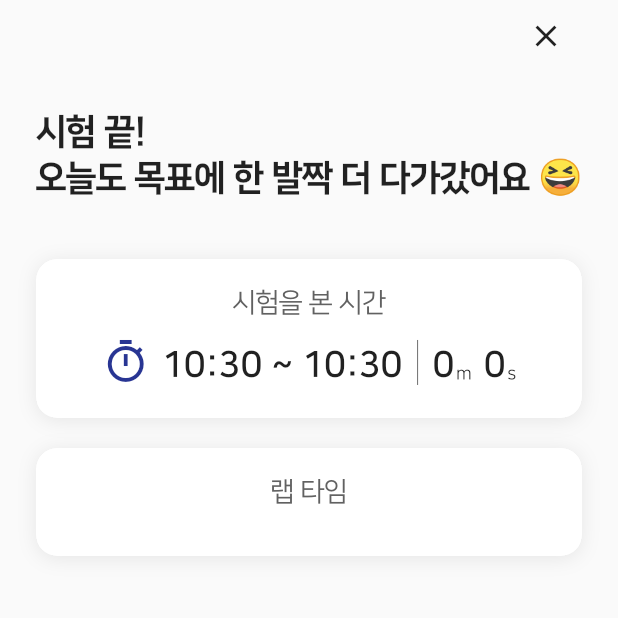
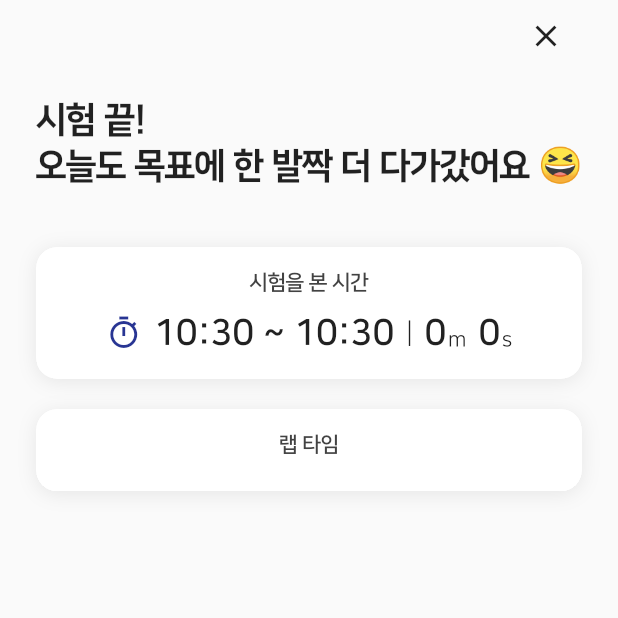
Before and after one commit to silgam/silgam-flutter, a Flutter app: the ExamOverviewPage screen opened directly with empty values, on a phone screen of 412 x 824 dp, the top half of it. Run offline on Flutter 3.47's test engine with Material 2 defaults, Android fonts, the phone set to English and light mode, and no system bars; our stand-ins replace bloc, cached_network_image, carousel_slider, cloud_firestore, connectivity_plus, dio and 35 more; missing offline and left inert: audio_session, flutter_facebook_auth, in_app_purchase_storekit, kakao_flutter_sdk, mixpanel_flutter, rich_text_controller; accounts and stored records are empty; generated files the repository leaves out were written again; network calls fail; statements that could not run were skipped.

Commit message:
feat: modify design

```diff
--- a/lib/presentation/exam_overview_page/exam_overview_page.dart
+++ b/lib/presentation/exam_overview_page/exam_overview_page.dart
@@ -29,14 +29,15 @@ class ExamOverviewPage extends StatefulWidget {
 class _ExamOverviewPageState extends State<ExamOverviewPage> {
   static const _horizontalPadding = 24.0;
   static final TextStyle _titleTextStyle = TextStyle(
-    fontSize: 18,
-    color: Colors.grey.shade700,
+    fontSize: 14,
+    fontWeight: FontWeight.bold,
+    color: Colors.grey.shade800,
   );
   static final TextStyle _contentTextStyle = TextStyle(
     fontSize: 24,
     fontWeight: FontWeight.w700,
     color: Colors.grey.shade900,
-    height: 1.4,
+    height: 1.2,
   );
 
   late final ExamOverviewCubit _cubit = getIt.get(
@@ -54,7 +55,7 @@ class _ExamOverviewPageState extends State<ExamOverviewPage> {
               crossAxisAlignment: CrossAxisAlignment.stretch,
               children: [
                 _buildCloseButton(),
-                const SizedBox(height: 24),
+                const SizedBox(height: 16),
                 _buildTitle(),
                 const SizedBox(height: 40),
                 _buildExamTimeCard(),
@@ -120,7 +121,7 @@ class _ExamOverviewPageState extends State<ExamOverviewPage> {
       ),
       padding: const EdgeInsets.symmetric(
         horizontal: 16,
-        vertical: 20,
+        vertical: 16,
       ),
       child: Column(
         children: [
@@ -139,7 +140,7 @@ class _ExamOverviewPageState extends State<ExamOverviewPage> {
                 Icon(
                   Icons.timer_outlined,
                   color: Theme.of(context).primaryColor,
-                  size: 32,
+                  size: 24,
                 ),
                 const SizedBox(width: 8),
                 IntrinsicHeight(
@@ -149,39 +150,45 @@ class _ExamOverviewPageState extends State<ExamOverviewPage> {
                     children: [
                       Text(
                         '$startedTimeString ~ $finishedTimeString',
-                        style: _contentTextStyle,
+                        style: _contentTextStyle.copyWith(
+                          fontWeight: FontWeight.w700,
+                        ),
                       ),
                       VerticalDivider(
-                        color: Colors.grey.shade600,
+                        color: Colors.grey.shade900,
                         width: 20,
-                        thickness: 0.7,
-                        indent: 2,
-                        endIndent: 2,
+                        thickness: 0.9,
+                        indent: 6,
+                        endIndent: 6,
                       ),
                       Text(
                         '$durationMinutes',
-                        style: _contentTextStyle,
+                        style: _contentTextStyle.copyWith(
+                          fontWeight: FontWeight.w700,
+                        ),
                       ),
                       const SizedBox(width: 1),
                       Text(
                         'm',
                         style: _contentTextStyle.copyWith(
-                          fontSize: 12,
-                          fontWeight: FontWeight.normal,
+                          fontSize: 14,
+                          fontWeight: FontWeight.w500,
                           height: 2,
                         ),
                       ),
                       const SizedBox(width: 8),
                       Text(
                         '${durationSeconds % 60}',
-                        style: _contentTextStyle,
+                        style: _contentTextStyle.copyWith(
+                          fontWeight: FontWeight.w700,
+                        ),
                       ),
                       const SizedBox(width: 1),
                       Text(
                         's',
                         style: _contentTextStyle.copyWith(
-                          fontSize: 12,
-                          fontWeight: FontWeight.normal,
+                          fontSize: 14,
+                          fontWeight: FontWeight.w500,
                           height: 2,
                         ),
                       )
@@ -203,7 +210,7 @@ class _ExamOverviewPageState extends State<ExamOverviewPage> {
       ),
       padding: const EdgeInsets.symmetric(
         horizontal: 16,
-        vertical: 20,
+        vertical: 16,
       ),
       child: Column(
         children: [
@@ -211,20 +218,36 @@ class _ExamOverviewPageState extends State<ExamOverviewPage> {
             '랩 타임',
             style: _titleTextStyle,
           ),
-          const SizedBox(height: 12),
+          const SizedBox(height: 8),
           Column(
             children: _cubit.state.lapTimeItemGroups
                 .map(
                   (lapTimeItemGroup) => Column(
+                    crossAxisAlignment: CrossAxisAlignment.stretch,
                     children: [
                       const SizedBox(height: 8),
-                      Text(
-                        '${lapTimeItemGroup.title} (${DateFormat.Hm().format(lapTimeItemGroup.startTime)})',
+                      Container(
+                        alignment: Alignment.center,
+                        padding: const EdgeInsets.symmetric(
+                          vertical: 5,
+                          horizontal: 8,
+                        ),
+                        decoration: BoxDecoration(
+                          border: Border.all(
+                            color: Theme.of(context).primaryColor,
+                            width: 1,
+                          ),
+                          borderRadius: BorderRadius.circular(5),
+                        ),
+                        child: Text(
+                          '${DateFormat.Hm().format(lapTimeItemGroup.startTime)} / ${lapTimeItemGroup.title}',
                           style: TextStyle(
-                          color: _contentTextStyle.color,
+                            color: Theme.of(context).primaryColor,
+                            fontSize: 14,
                           ),
                         ),
-                      const SizedBox(height: 2),
+                      ),
+                      const SizedBox(height: 6),
                       ...lapTimeItemGroup.lapTimeItems.mapIndexed(
                         (index, lapTimeItem) => _buildLapTimeItem(
                           index: index,
@@ -254,20 +277,24 @@ class _ExamOverviewPageState extends State<ExamOverviewPage> {
         vertical: 4,
         horizontal: 8,
       ),
-      child: Row(
+      child: Column(
+        crossAxisAlignment: CrossAxisAlignment.end,
+        children: [
+          Row(
             children: [
               Text(
                 '${index + 1}',
                 style: _contentTextStyle.copyWith(
                   color: Theme.of(context).primaryColor,
-              fontWeight: FontWeight.w900,
+                  fontWeight: FontWeight.w700,
+                  fontSize: _contentTextStyle.fontSize! - 5,
                 ),
               ),
               const SizedBox(width: 12),
               Text(
                 DateFormat.Hms().format(time),
                 style: _contentTextStyle.copyWith(
-              fontWeight: FontWeight.w500,
+                  fontWeight: FontWeight.w700,
                   fontSize: _contentTextStyle.fontSize! - 5,
                 ),
               ),
@@ -279,30 +306,28 @@ class _ExamOverviewPageState extends State<ExamOverviewPage> {
                 ),
               ),
               const SizedBox(width: 16),
-          Column(
-            crossAxisAlignment: CrossAxisAlignment.end,
-            children: [
               Text(
-                '${timeDifference.isNegative ? '-' : '+'}'
-                ' '
+                '+ '
                 '${timeDifference.inMinutes.abs().toString().padLeft(2, '0')}'
                 ':'
                 '${(timeDifference.inSeconds.abs() % 60).toString().padLeft(2, '0')}',
                 style: const TextStyle(
-                  fontSize: 16,
+                  fontSize: 14,
+                  height: 1,
                 ),
+              )
+            ],
           ),
-              const SizedBox(height: 2),
           Text(
             '${timeElapsed.inMinutes.toString().padLeft(2, '0')}'
             ':'
             '${(timeElapsed.inSeconds % 60).toString().padLeft(2, '0')}',
             style: TextStyle(
               color: Colors.grey.shade700,
+              height: 1,
+              fontSize: 12,
             ),
           ),
-            ],
-          )
         ],
       ),
     );
```
Lines whose indentation alone changed are shown as unchanged.
